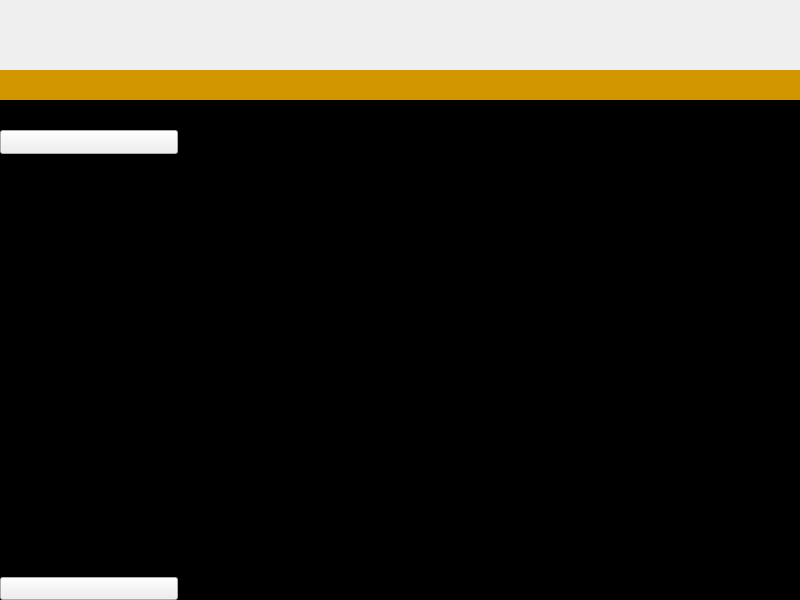
Qt form ui/mainwindow.ui (15903016222/Voice) before a commit.
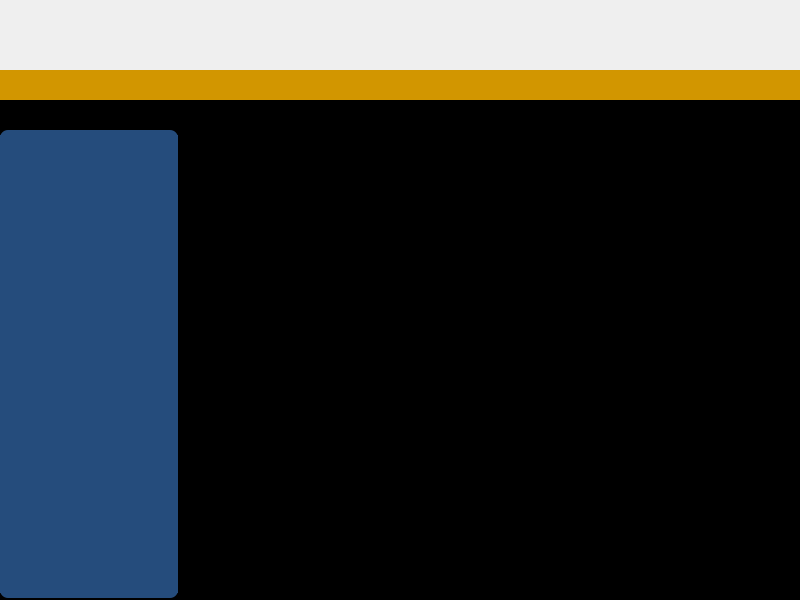
The same form after that commit. Icons and pictures are not drawn. Custom widgets are drawn as their Qt base class.

Commit message: Removed:在设备中透明度调节无效，故暂时取消透明度调节；

What changed in the file:
```diff
--- a/ui/mainwindow.ui
+++ b/ui/mainwindow.ui
@@ -143,7 +143,7 @@
               <number>0</number>
              </property>
              <property name="bottomMargin">
-              <number>0</number>
+              <number>2</number>
              </property>
              <property name="spacing">
               <number>0</number>
@@ -151,7 +151,12 @@
              <item row="0" column="0">
               <widget class="QWidget" name="widget" native="true">
                <property name="styleSheet">
-                <string notr="true"/>
+                <string notr="true">
+QWidget#widget
+{
+	background-color: rgb(37, 76, 124);
+	border-radius:8px;
+}</string>
                </property>
                <layout class="QVBoxLayout" name="verticalLayout_2" stretch="1,18,1">
                 <property name="spacing">
@@ -161,16 +166,22 @@
                  <number>0</number>
                 </property>
                 <property name="topMargin">
-                 <number>0</number>
+                 <number>5</number>
                 </property>
                 <property name="rightMargin">
                  <number>0</number>
                 </property>
                 <property name="bottomMargin">
-                 <number>0</number>
+                 <number>5</number>
                 </property>
                 <item>
                  <widget class="QFrame" name="frame_up">
+                  <property name="frameShape">
+                   <enum>QFrame::NoFrame</enum>
+                  </property>
+                  <property name="frameShadow">
+                   <enum>QFrame::Raised</enum>
+                  </property>
                   <layout class="QHBoxLayout" name="horizontalLayout_2">
                    <property name="spacing">
                     <number>0</number>
@@ -196,7 +207,9 @@
                       </sizepolicy>
                      </property>
                      <property name="styleSheet">
-                      <string notr="true"/>
+                      <string notr="true">background-color: rgb(37, 76, 124);
+border:none;
+</string>
                      </property>
                      <property name="text">
                       <string/>
@@ -267,7 +280,7 @@
                         <x>0</x>
                         <y>0</y>
                         <width>178</width>
-                        <height>423</height>
+                        <height>412</height>
                        </rect>
                       </property>
                      </widget>
@@ -278,7 +291,13 @@
                 </item>
                 <item>
                  <widget class="QFrame" name="frame_down">
-                  <layout class="QHBoxLayout" name="horizontalLayout_3">
+                  <property name="frameShape">
+                   <enum>QFrame::NoFrame</enum>
+                  </property>
+                  <property name="frameShadow">
+                   <enum>QFrame::Raised</enum>
+                  </property>
+                  <layout class="QHBoxLayout" name="horizontalLayout_3" stretch="4">
                    <property name="spacing">
                     <number>0</number>
                    </property>
@@ -303,7 +322,9 @@
                       </sizepolicy>
                      </property>
                      <property name="styleSheet">
-                      <string notr="true"/>
+                      <string notr="true">background-color: rgb(37, 76, 124);
+border:none;
+</string>
                      </property>
                      <property name="text">
                       <string/>
```
The commit also changes 2 other files.
